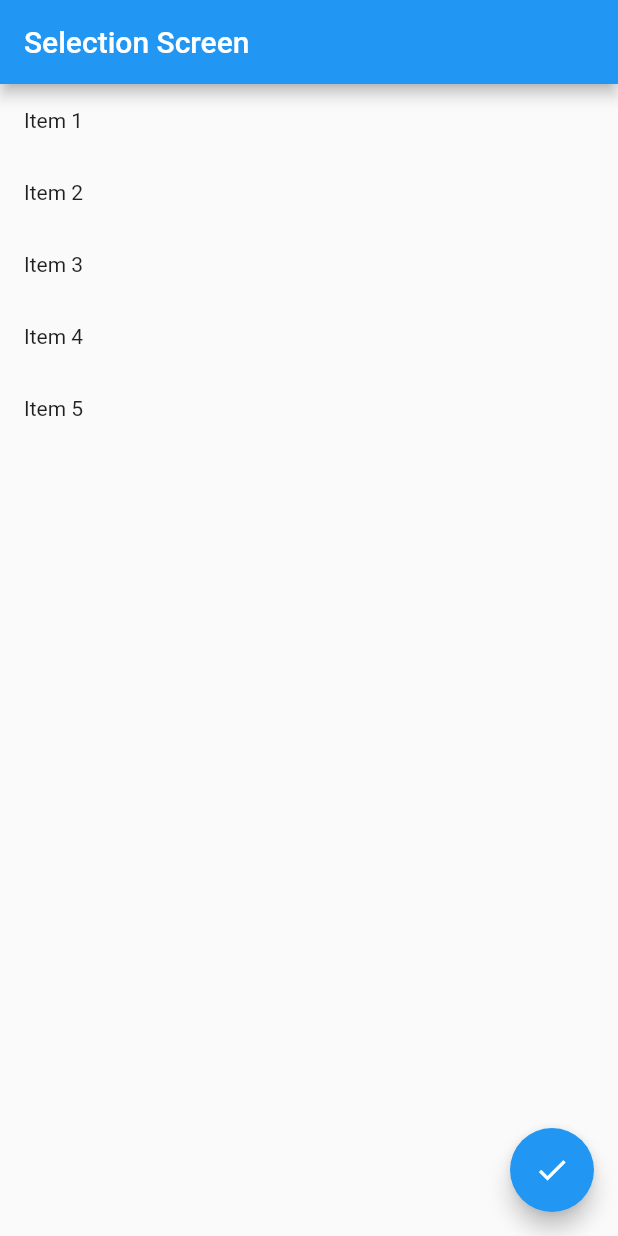
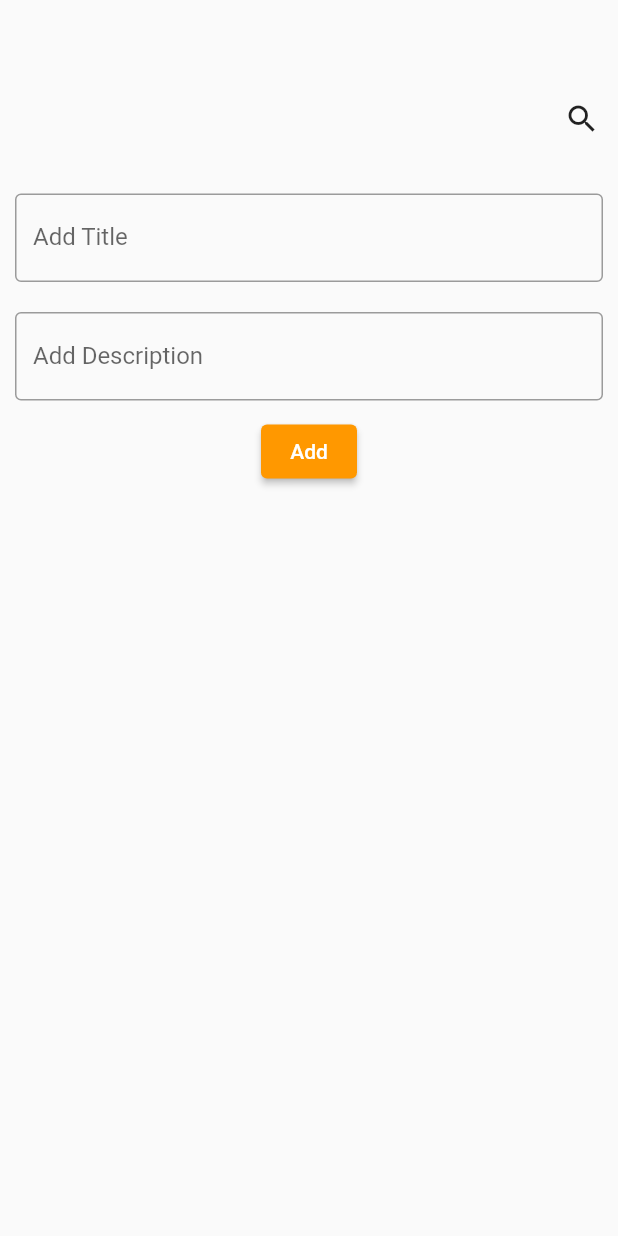
Before and after one commit to Shahadat102099/module9_assignment, a Flutter app: the screen it shows after launch, on a phone screen of 412 x 824 dp. Run offline on Flutter 3.47's test engine with Material 2 defaults, Android fonts, the phone set to English and light mode, and no system bars.

Commit message:
Assignment Done

```diff
--- a/lib/main.dart
+++ b/lib/main.dart
@@ -8,73 +8,175 @@ class MyApp extends StatelessWidget {
   @override
   Widget build(BuildContext context) {
     return MaterialApp(
-      title: 'Selectable List Example',
-      home: SelectableListScreen(),
+      home: TodoApp(),
     );
   }
 }
 
-class SelectableListScreen extends StatefulWidget {
+class TodoApp extends StatefulWidget {
   @override
-  _SelectableListScreenState createState() => _SelectableListScreenState();
+  _TodoAppState createState() => _TodoAppState();
 }
 
-class _SelectableListScreenState extends State<SelectableListScreen> {
-  List<bool> selectedItems = List.generate(5, (index) => false);
+class _TodoAppState extends State<TodoApp> {
+  List<Task> tasks = [];
+  TextEditingController titleController = TextEditingController();
+  TextEditingController descriptionController = TextEditingController();
 
-  void toggleSelection(int index) {
+  void addTask(String title, String description) {
     setState(() {
-      selectedItems[index] = !selectedItems[index];
+      tasks.add(Task(title, description));
+      titleController.clear();
+      descriptionController.clear();
     });
   }
 
-  int getSelectedCount() {
-    return selectedItems.where((itemSelected) => itemSelected).length;
+  void editTask(int index, String title, String description) {
+    setState(() {
+      tasks[index] = Task(title, description);
+    });
+  }
+
+  void deleteTask(int index) {
+    setState(() {
+      tasks.removeAt(index);
+    });
   }
 
   @override
   Widget build(BuildContext context) {
     return Scaffold(
-      appBar: AppBar(
-        title: Text('Selection Screen'),
+      body: Column(
+        children: [
+          Padding(
+            padding: const EdgeInsets.fromLTRB(10, 50, 0, 10),
+            child: Row(
+              children: [
+                Expanded(
+                  child: Row(
+                    mainAxisAlignment: MainAxisAlignment.spaceBetween,
+                    children: [
+                      Expanded(
+                        child: TextField(
+                          decoration: InputDecoration(
+                            labelText: '',
+                            border: InputBorder.none,
                           ),
-      body: ListView.builder(
-        itemCount: selectedItems.length,
-        itemBuilder: (context, index) {
-          return GestureDetector(
-            onTap: () {
-              toggleSelection(index);
-            },
-            child: Container(
-              padding: EdgeInsets.all(16),
-              color: selectedItems[index] ? Colors.blue : null,
-              child: Text('Item ${index + 1}'), // Start from Item 1
-            ),
-          );
+                          onChanged: (value) {
+                            setState(() {
+                              titleController.clear();
+                              descriptionController.clear();
+                            });
                           },
                         ),
-      floatingActionButton: FloatingActionButton(
+                      ),
+                      IconButton(
+                        icon: Icon(Icons.search),
                         onPressed: () {
+                          // Implement your search functionality here
+                        },
+                      ),
+                    ],
+                  ),
+                ),
+              ],
+            ),
+          ),
+          Padding(
+            padding: const EdgeInsets.all(10),
+            child: TextFormField(
+              controller: titleController,
+              decoration: InputDecoration(
+                labelText: 'Add Title',
+                border: OutlineInputBorder(
+                  borderSide: BorderSide(color: Colors.black),
+                ),
+              ),
+            ),
+          ),
+          Padding(
+            padding: const EdgeInsets.all(10),
+            child: TextFormField(
+              controller: descriptionController,
+              decoration: InputDecoration(
+                labelText: 'Add Description',
+                border: OutlineInputBorder(
+                  borderSide: BorderSide(color: Colors.black),
+                ),
+              ),
+            ),
+          ),
+          ElevatedButton(
+            onPressed: () {
+              if (titleController.text.isNotEmpty && descriptionController.text.isNotEmpty) {
+                addTask(titleController.text, descriptionController.text);
+              }
+            },
+            style: ElevatedButton.styleFrom(
+              primary: Colors.orange, // Change the button's background color to orange
+            ),
+            child: Text('Add', style: TextStyle(color: Colors.white)), // Change text color to white
+          ),
+
+          Expanded(
+            child: ListView.builder(
+              itemCount: tasks.length,
+              itemBuilder: (context, index) {
+                // Set the background color to grey for all items
+                Color itemColor = Colors.black12;
+                return Padding(
+                  padding: const EdgeInsets.all(8.0), // Add padding around each list item
+                  child: ListTile(
+                    leading: CircleAvatar(
+                      backgroundColor: Colors.orange,
+                    ),
+                    title: Text(tasks[index].title),
+                    subtitle: Text(tasks[index].description),
+                    tileColor: itemColor,
+                    trailing: Icon(Icons.arrow_forward), // Add this line
+                    onLongPress: () {
                       showDialog(
                         context: context,
                         builder: (context) {
                           return AlertDialog(
-                title: Text('Selected Items'),
-                content: Text('Number of selected items: ${getSelectedCount()}'),
-                actions: <Widget>[
+                            title: Text('Alerts'),
+                            content: Column(
+                              mainAxisSize: MainAxisSize.min,
+                            ),
+                            actions: [
                               TextButton(
                                 onPressed: () {
+                                  editTask(index, titleController.text, descriptionController.text);
                                   Navigator.of(context).pop();
                                 },
-                    child: Text('OK'),
+                                child: Text('Edit'),
+                              ),
+                              TextButton(
+                                onPressed: () {
+                                  deleteTask(index);
+                                  Navigator.of(context).pop();
+                                },
+                                child: Text('Delete'),
                               ),
                             ],
                           );
                         },
                       );
                     },
-        child: Icon(Icons.check),
+                  ),
+                );
+              },
+            ),
+          ),
+        ],
       ),
     );
   }
 }
+
+class Task {
+  String title;
+  String description;
+
+  Task(this.title, this.description);
+}
```
Lines whose indentation alone changed are shown as unchanged.
